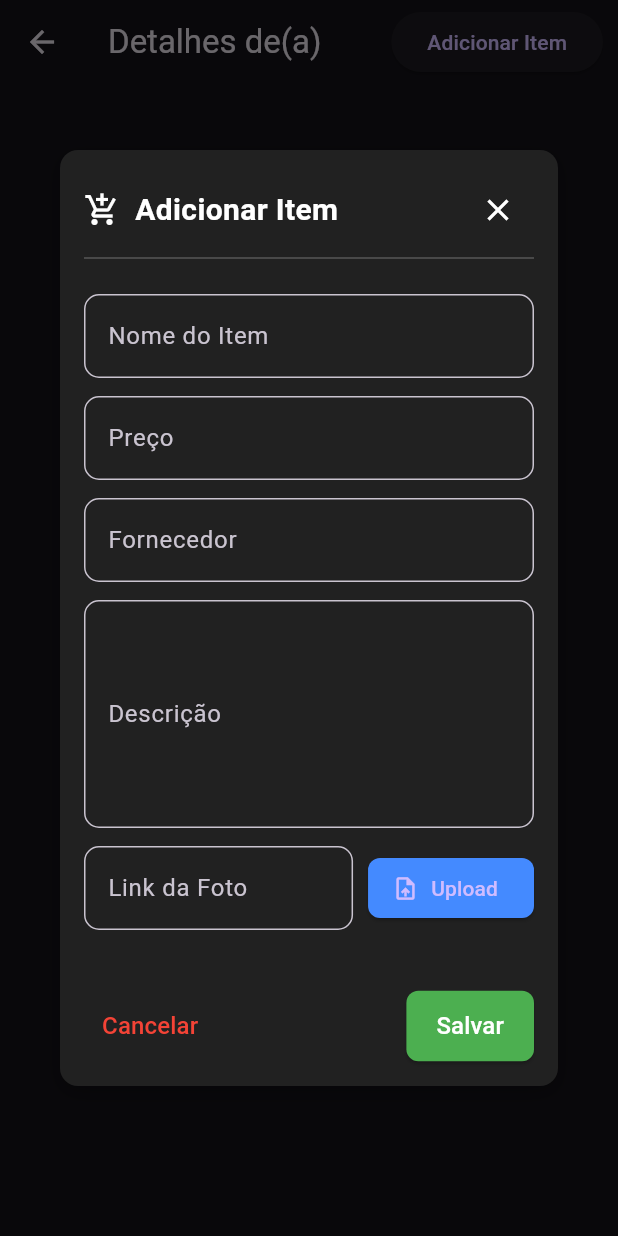
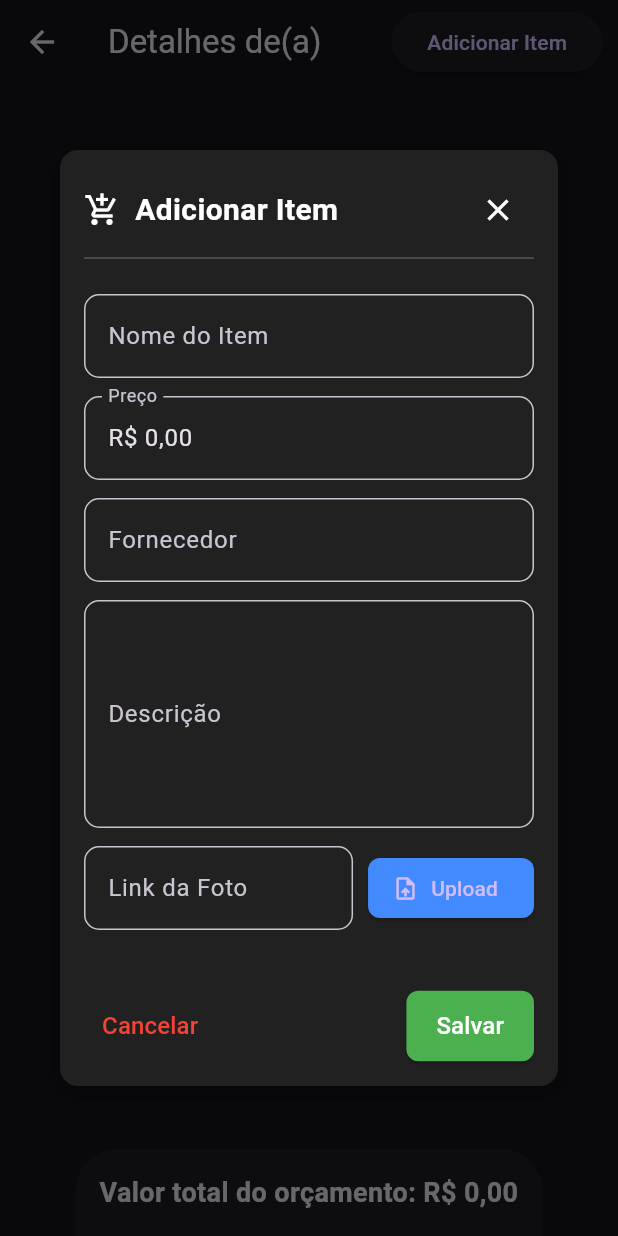
Before and after one commit to kj-1100/sprint, a Flutter app: the BudgetDetailPage screen opened directly with empty values, after a tap on "Adicionar Item", on a phone screen of 412 x 824 dp. Run offline on Flutter 3.47's test engine with Material 3 defaults, Android fonts, the light colour scheme and no system bars; our stand-ins replace cloud_firestore, firebase_auth, firebase_core, firebase_storage, flutter_masked_text2, image_picker; missing offline and left inert: multi_split_view; accounts and stored records are empty.

Commit message:
update da madruga

```diff
--- a/lib/home/budgets/budget_detail_page.dart
+++ b/lib/home/budgets/budget_detail_page.dart
@@ -8,6 +8,7 @@ import 'dart:typed_data';
 import 'package:http/http.dart' as http;
 import 'package:sprint/model/budget_item_model.dart';
 import 'package:sprint/model/text_field.dart';
+import 'package:flutter_masked_text2/flutter_masked_text2.dart';
 
 class BudgetDetailPage extends StatefulWidget {
   final String budgetName;
@@ -25,15 +26,25 @@ class _BudgetDetailPageState extends State<BudgetDetailPage> {
       FirebaseFirestore.instance.collection('budgets');
   final ImagePicker _picker = ImagePicker();
   int? _editingIndex;
+  double totalPrice = 0.0;
 
   // Controladores de Texto
   final TextEditingController _itemController = TextEditingController();
-  final TextEditingController _priceController = TextEditingController();
   final TextEditingController _supplierController = TextEditingController();
   final TextEditingController _descriptionController = TextEditingController();
   final TextEditingController _imageLinkController = TextEditingController();
+  final MoneyMaskedTextController _priceController = MoneyMaskedTextController(
+    decimalSeparator: ',',
+    thousandSeparator: '.',
+    leftSymbol: 'R\$ ',
+  );
 
   Uint8List? _selectedImageBytes;
+  @override
+  void initState() {
+    super.initState();
+    _calculateTotalPrice();
+  }
 
   @override
   Widget build(BuildContext context) {
@@ -70,7 +81,9 @@ class _BudgetDetailPageState extends State<BudgetDetailPage> {
                   itemBuilder: (context, index) {
                     return BudgetItemModel(
                       item: items[index],
-                      delete: () {_deleteItem(index);},
+                      delete: () {
+                        _deleteItem(index);
+                      },
                       editar: () {
                         _editItem(index, items[index]);
                       },
@@ -82,15 +95,23 @@ class _BudgetDetailPageState extends State<BudgetDetailPage> {
           ),
         ],
       ),
+      bottomSheet: Container(
+        padding: const EdgeInsets.all(16),
+        child: Text(
+    'Valor total do orçamento: R\$ ${totalPrice.toStringAsFixed(2).replaceAll(".", ",")}',
+    style: const TextStyle(fontSize: 18, fontWeight: FontWeight.bold),
+    textAlign: TextAlign.center,
+  ),
+      ),
     );
   }
 
   void _editItem(int index, dynamic item) {
-    _itemController.text = item['name'];
-    _priceController.text = item['price'];
-    _supplierController.text = item['supplier'];
-    _descriptionController.text = item['description'];
-    _imageLinkController.text = item['image'];
+    _itemController.text = item['name']?.toString() ?? '';
+    _priceController.text = item['price']?.toString() ?? '';
+    _supplierController.text = item['supplier']?.toString() ?? '';
+    _descriptionController.text = item['description']?.toString() ?? '';
+    _imageLinkController.text = item['image']?.toString() ?? '';
 
     _editingIndex = index;
     _showMyDialog(context);
@@ -170,6 +191,12 @@ class _BudgetDetailPageState extends State<BudgetDetailPage> {
         print("❌ Erro: Orçamento não encontrado.");
         return;
       }
+      num? priceValue = _priceController.numberValue;
+
+      if (priceValue == 0) {
+        _showSnackbar("Preço inválido. Digite um número válido.");
+        return;
+      }
 
       var budget = doc.data() as Map<String, dynamic>;
       List<dynamic> items = budget['items'] ?? [];
@@ -183,7 +210,7 @@ class _BudgetDetailPageState extends State<BudgetDetailPage> {
               ? _itemController.text.trim()
               : oldItem['name'],
           'price': _priceController.text.trim().isNotEmpty
-              ? _priceController.text.trim()
+              ? priceValue
               : oldItem['price'],
           'supplier': _supplierController.text.trim().isNotEmpty
               ? _supplierController.text.trim()
@@ -202,7 +229,7 @@ class _BudgetDetailPageState extends State<BudgetDetailPage> {
         // Criando um novo item
         var newItem = {
           'name': _itemController.text.trim(),
-          'price': _priceController.text.trim(),
+          'price': priceValue,
           'supplier': _supplierController.text.trim(),
           'description': _descriptionController.text.trim(),
           'image': imageUrl ?? '',
@@ -213,7 +240,7 @@ class _BudgetDetailPageState extends State<BudgetDetailPage> {
 
       await budgetsCollection.doc(widget.budgetId).update({'items': items});
       print("✅ Item adicionado com sucesso!");
-
+      _calculateTotalPrice();
       _clearFields();
     } catch (e) {
       print("❌ Erro ao adicionar item: $e");
@@ -309,7 +336,8 @@ class _BudgetDetailPageState extends State<BudgetDetailPage> {
                         controller: _priceController,
                         labelText: 'Preço',
                         hintText: 'Digite o preço',
-                          keyboardType: TextInputType.number),
+                        keyboardType: TextInputType.number,
+                      ),
                       const SizedBox(height: 12),
                       CustomTextField(
                           controller: _supplierController,
@@ -387,6 +415,7 @@ class _BudgetDetailPageState extends State<BudgetDetailPage> {
       },
     );
   }
+
   void _deleteItem(int index) async {
     bool confirm = await _showConfirmationDialog();
     if (!confirm) return;
@@ -399,6 +428,7 @@ class _BudgetDetailPageState extends State<BudgetDetailPage> {
 
     items.removeAt(index);
     await budgetsCollection.doc(widget.budgetId).update({'items': items});
+    _calculateTotalPrice();
     print("🗑️ Item deletado!");
   }
 
@@ -408,7 +438,8 @@ Future<bool> _showConfirmationDialog() async {
           builder: (context) {
             return AlertDialog(
               title: const Text("Confirmar Exclusão"),
-        content: const Text("Tem certeza de que deseja excluir este item?"),
+              content:
+                  const Text("Tem certeza de que deseja excluir este item?"),
               actions: [
                 TextButton(
                   onPressed: () => Navigator.of(context).pop(false),
@@ -416,11 +447,32 @@ Future<bool> _showConfirmationDialog() async {
                 ),
                 TextButton(
                   onPressed: () => Navigator.of(context).pop(true),
-            child: const Text("Excluir", style: TextStyle(color: Colors.red)),
+                  child: const Text("Excluir",
+                      style: TextStyle(color: Colors.red)),
                 ),
               ],
             );
           },
-  ) ?? false;
+        ) ??
+        false;
+  }
+
+  Future<void> _calculateTotalPrice() async {
+    var doc = await budgetsCollection.doc(widget.budgetId).get();
+    if (!doc.exists) return;
+
+    var budget = doc.data() as Map<String, dynamic>;
+    List<dynamic> items = budget['items'] ?? [];
+
+    double total = 0.0;
+    for (var item in items) {
+      if (item['price'] is num) {
+        total += (item['price'] as num).toDouble();
       }
     }
+
+    setState(() {
+      totalPrice = total;
+    });
+  }
+}
--- a/pubspec.yaml
+++ b/pubspec.yaml
@@ -40,6 +40,7 @@ dependencies:
   cloud_firestore: ^5.6.5
   firebase_storage: ^12.4.4
   http: ^1.3.0
+  flutter_masked_text2: ^0.9.1
 
 dev_dependencies:
   flutter_test:
```
Also changed, not shown: lib/home/budgets/budget_page.dart (+134 -25 lines), lib/model/budget_item_model.dart (+43 -15 lines), pubspec.lock. Lines whose indentation alone changed are shown as unchanged.
